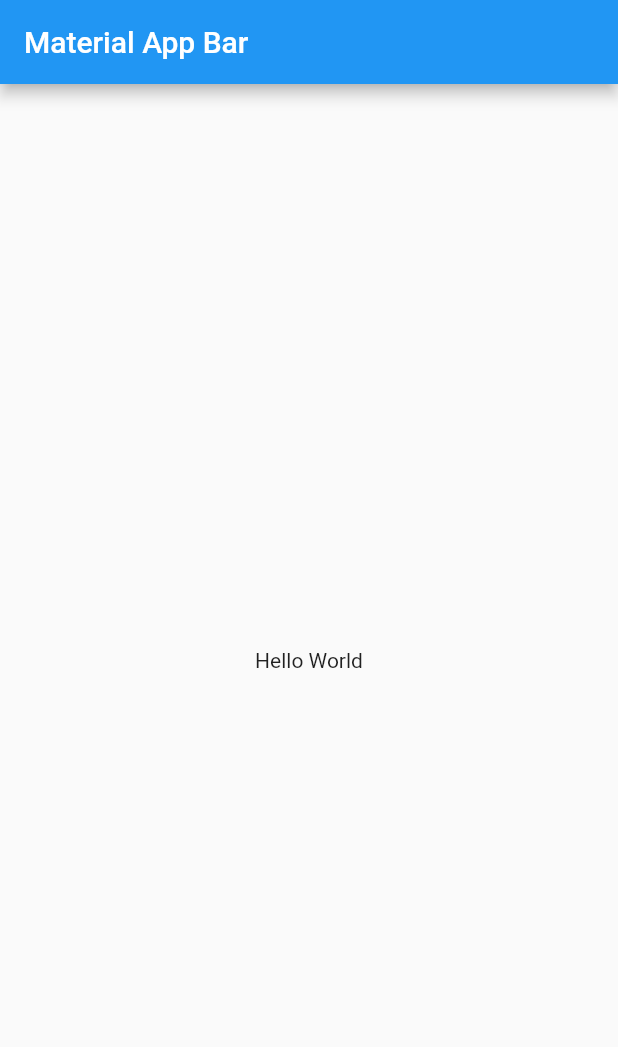
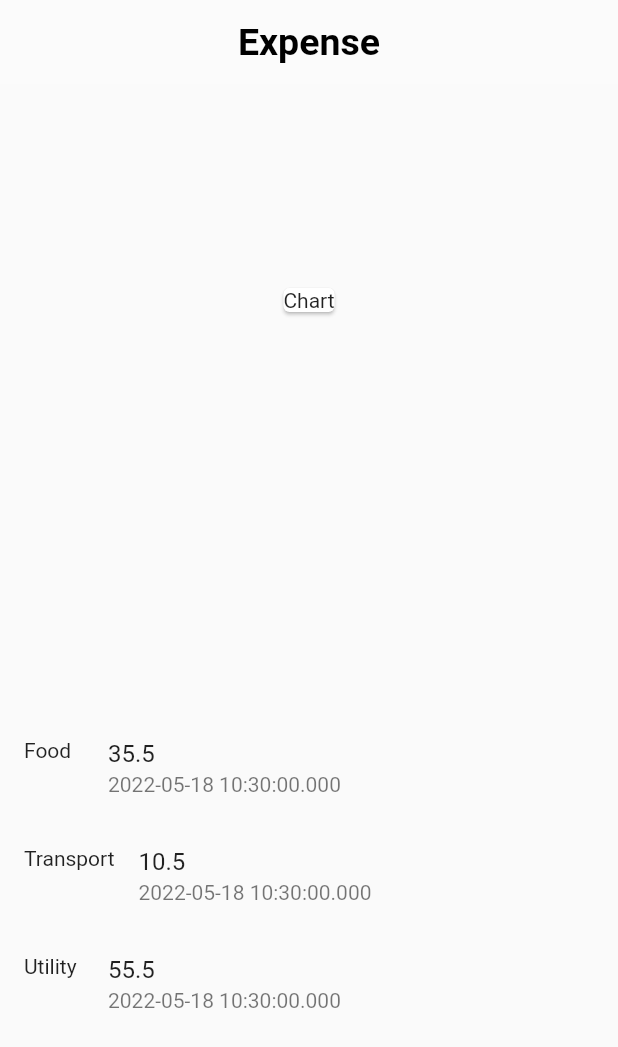
Before and after one commit to ramonyohannes/Expense-Tracker-App, a Flutter app: the screen it shows after launch, on a phone screen of 412 x 824 dp. Shown: the top 1047 px of the screen. Run offline on Flutter 3.47's test engine with Material 2 defaults, Android fonts, the phone set to English and light mode, and no system bars.

Commit message:
Created Category List and build sample layout of lists

```diff
--- a/lib/main.dart
+++ b/lib/main.dart
@@ -1,4 +1,6 @@
 import 'package:flutter/material.dart';
+
+import './transaction.dart';
 
 void main() => runApp(MyApp());
 
@@ -7,15 +9,68 @@ class MyApp extends StatelessWidget {
   Widget build(BuildContext context) {
     return MaterialApp(
       title: 'Material App',
-      home: Scaffold(
-        appBar: AppBar(
-          title: Text('Material App Bar'),
-        ),
-        body: Center(
-          child: Container(
-            child: Text('Hello World'),
+      debugShowCheckedModeBanner: false,
+      home: HomePage(),
+    );
+  }
+}
+
+class HomePage extends StatelessWidget {
+  // const HomePage({Key? key}) : super(key: key);
+
+  List<Transaction> transactions = [
+    Transaction(
+      title: "Food",
+      amount: 35.5,
+      date: DateTime.now(),
+    ),
+    Transaction(
+      title: "Transport",
+      amount: 10.5,
+      date: DateTime.now(),
+    ),
+    Transaction(
+      title: "Utility",
+      amount: 55.5,
+      date: DateTime.now(),
+    ),
+  ];
+
+  @override
+  Widget build(BuildContext context) {
+    return Scaffold(
+      appBar: AppBar(
+        title: const Text(
+          "Expense",
+          style: TextStyle(
+            fontSize: 25,
+            fontWeight: FontWeight.bold,
+            color: Colors.black,
           ),
         ),
+        centerTitle: true,
+        elevation: 0,
+        backgroundColor: Colors.white10,
+      ),
+      body: Column(
+        mainAxisAlignment: MainAxisAlignment.spaceAround,
+        //crossAxisAlignment: CrossAxisAlignment.end,
+        children: [
+          const Card(
+            child: Text("Chart"),
+          ),
+          Column(
+            children: transactions.map(
+              (tx) {
+                return ListTile(
+                  leading: Text(tx.title),
+                  title: Text(tx.amount.toString()),
+                  subtitle: Text(tx.date.toString()),
+                );
+              },
+            ).toList(),
+          )
+        ],
       ),
     );
   }
--- /dev/null
+++ b/lib/transaction.dart
@@ -0,0 +1,13 @@
+import 'package:flutter/material.dart';
+
+class Transaction {
+  final String title;
+  final double amount;
+  final DateTime date;
+
+  Transaction({
+    required this.title,
+    required this.amount,
+    required this.date,
+  });
+}
```
